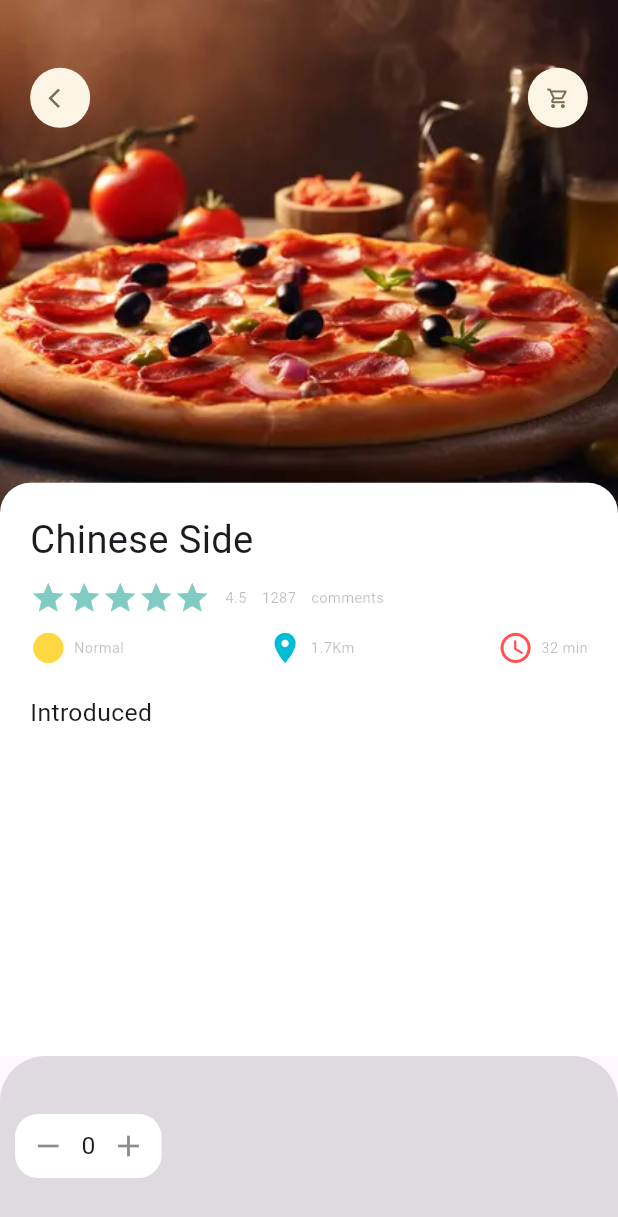
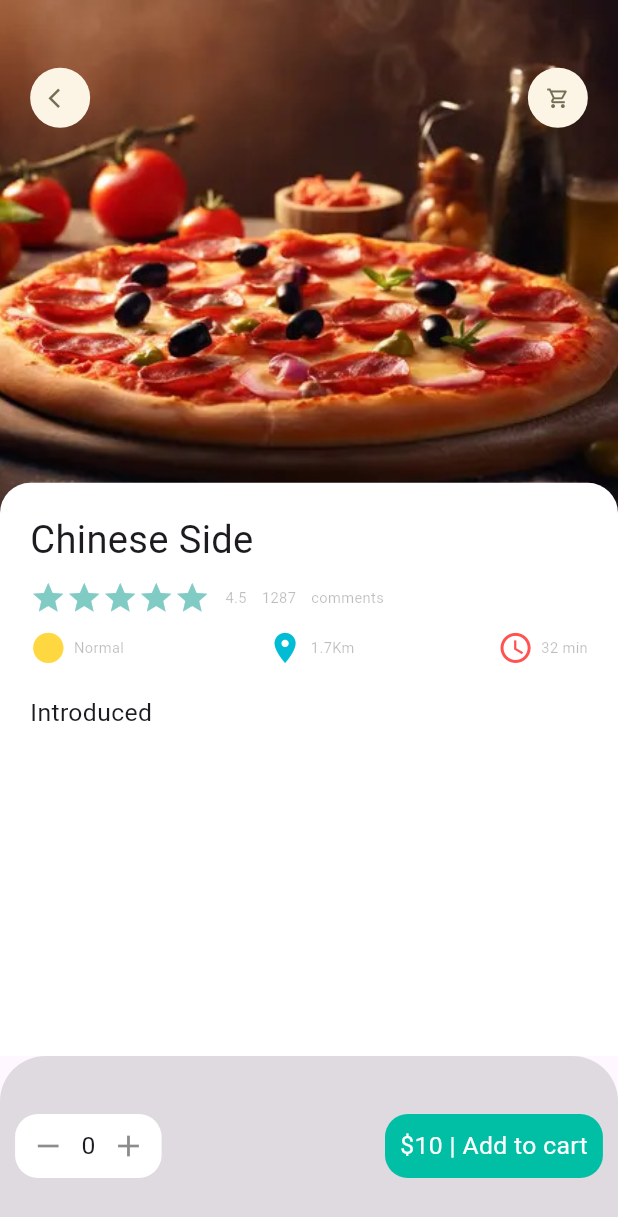
Before and after one commit to SabihaAkter25/Shop-App-with-Backend, a Flutter app: the screen it shows after launch, on a phone screen of 412 x 824 dp. Shown: the top 1217 px of the screen. Run offline on Flutter 3.47's test engine with Material 3 defaults, Android fonts, the phone set to English and light mode, and no system bars; our stand-ins replace dots_indicator, get.

Commit message:
Add detail page

```diff
--- a/lib/pages/food/popular_food_detail.dart
+++ b/lib/pages/food/popular_food_detail.dart
@@ -83,6 +83,8 @@ decoration: const BoxDecoration(
           )
         ),
         child: Row(
+          mainAxisAlignment: MainAxisAlignment.spaceBetween,
+
           children: [
             Container(
 padding: EdgeInsets.only(
@@ -104,7 +106,20 @@ padding: EdgeInsets.only(
 
                 ],
               ),
-            )
+            ),
+            Container(
+              padding: EdgeInsets.only(
+                  top: Dimantions.height10,
+                  bottom:Dimantions.height10,
+                  right: Dimantions.width10,
+                  left: Dimantions.width10 ),
+              decoration: BoxDecoration(
+                  borderRadius: BorderRadius.circular(Dimantions.radius15),
+                  color: Colors.tealAccent.shade700,
+              ),
+              child: BigText(text: "\$10 | Add to cart", color: Colors.white,),
+
+            ),
           ],
         ),
       ),
```
